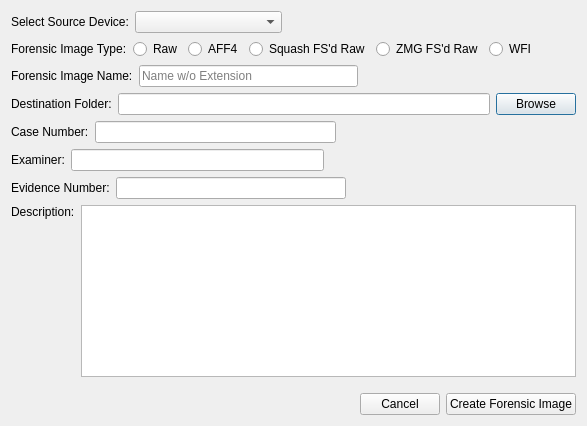
pjrinaldi/wombatforensics, file newforimg.ui: the form before one commit.
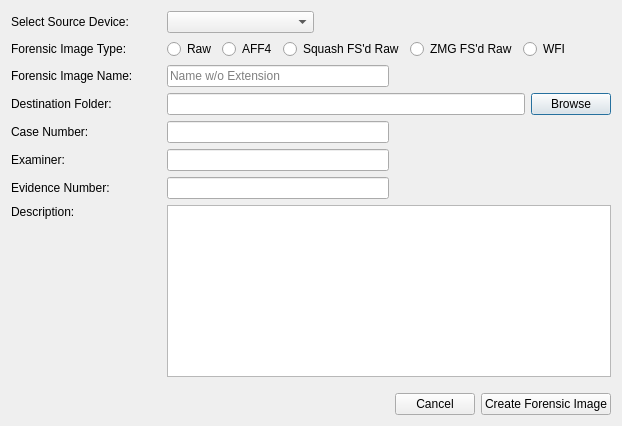
The form after the commit. Icons and pictures are not drawn.

Commit message: working on forimg activity indication. need to check forimg creation as well

```diff
--- a/newforimg.ui
+++ b/newforimg.ui
@@ -9,7 +9,7 @@
    <rect>
     <x>0</x>
     <y>0</y>
-    <width>587</width>
+    <width>622</width>
     <height>426</height>
    </rect>
   </property>
@@ -28,6 +28,12 @@
     <layout class="QHBoxLayout" name="horizontalLayout">
      <item>
       <widget class="QLabel" name="label">
+       <property name="minimumSize">
+        <size>
+         <width>150</width>
+         <height>0</height>
+        </size>
+       </property>
        <property name="text">
         <string>Select Source Device:</string>
        </property>
@@ -62,6 +68,12 @@
     <layout class="QHBoxLayout" name="horizontalLayout_2">
      <item>
       <widget class="QLabel" name="label_2">
+       <property name="minimumSize">
+        <size>
+         <width>150</width>
+         <height>0</height>
+        </size>
+       </property>
        <property name="text">
         <string>Forensic Image Type:</string>
        </property>
@@ -121,6 +133,12 @@
     <layout class="QHBoxLayout" name="horizontalLayout_3">
      <item>
       <widget class="QLabel" name="label_3">
+       <property name="minimumSize">
+        <size>
+         <width>150</width>
+         <height>0</height>
+        </size>
+       </property>
        <property name="text">
         <string>Forensic Image Name:</string>
        </property>
@@ -155,6 +173,12 @@
     <layout class="QHBoxLayout" name="horizontalLayout_4">
      <item>
       <widget class="QLabel" name="label_4">
+       <property name="minimumSize">
+        <size>
+         <width>150</width>
+         <height>0</height>
+        </size>
+       </property>
        <property name="text">
         <string>Destination Folder:</string>
        </property>
@@ -185,6 +209,12 @@
      </property>
      <item>
       <widget class="QLabel" name="label_5">
+       <property name="minimumSize">
+        <size>
+         <width>150</width>
+         <height>0</height>
+        </size>
+       </property>
        <property name="text">
         <string>Case Number:</string>
        </property>
@@ -225,6 +255,12 @@
      </property>
      <item>
       <widget class="QLabel" name="label_6">
+       <property name="minimumSize">
+        <size>
+         <width>150</width>
+         <height>0</height>
+        </size>
+       </property>
        <property name="text">
         <string>Examiner:</string>
        </property>
@@ -262,6 +298,12 @@
      </property>
      <item>
       <widget class="QLabel" name="label_7">
+       <property name="minimumSize">
+        <size>
+         <width>150</width>
+         <height>0</height>
+        </size>
+       </property>
        <property name="text">
         <string>Evidence Number:</string>
        </property>
@@ -295,6 +337,12 @@
      </property>
      <item>
       <widget class="QLabel" name="label_8">
+       <property name="minimumSize">
+        <size>
+         <width>150</width>
+         <height>0</height>
+        </size>
+       </property>
        <property name="text">
         <string>Description:</string>
        </property>
```
